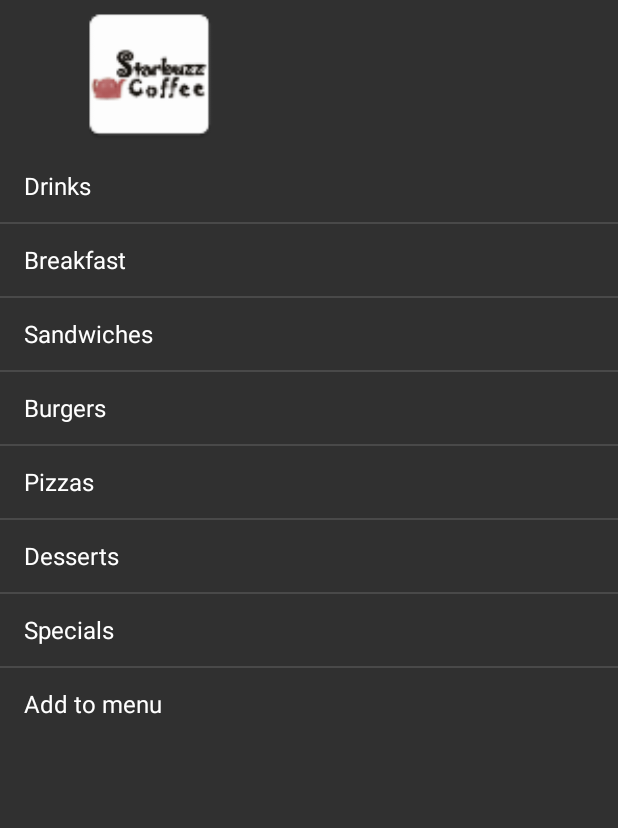
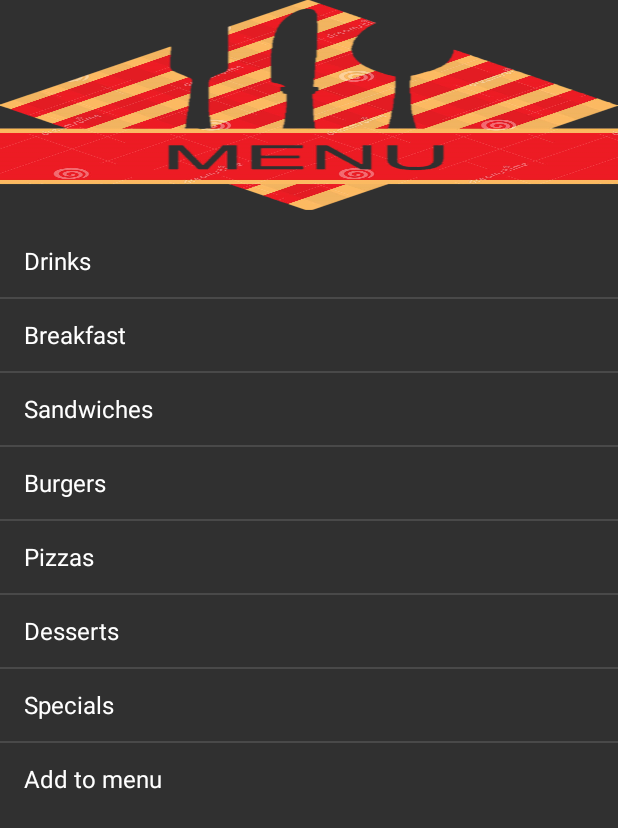
Before and after one commit to eboko1/StarBuzz, an Android app: the screen it shows after launch (TopLevelActivity), on a phone screen of 412 x 824 dp. Shown: the top 828 px of the screen. Run offline under Robolectric (Android 15) with nearby library versions, the light colour scheme and no system bars.

Commit message:
add icon in  top_level_activity

```diff
--- a/app/src/main/res/layout/activity_top_level.xml
+++ b/app/src/main/res/layout/activity_top_level.xml
@@ -7,12 +7,14 @@
     android:orientation="vertical"
     tools:context="griffits.fvi.at.ua.starbuzz.TopLevelActivity">
 
+    <LinearLayout
+        android:layout_width="match_parent"
+        android:layout_height="150dp"
+        android:background="@drawable/menu"/>
 
-   <ImageView
-       android:layout_width="200dp"
-       android:layout_height="100dp"
-       android:src="@mipmap/ic_starbuzz_log"
-       android:contentDescription="@string/app_name"/>
+
+
+
 
 
     <ListView
```
Also changed, not shown: app/src/main/res/drawable/breakfast.png (added), app/src/main/res/drawable/burger.png (added), app/src/main/res/drawable/dessert.png (added), app/src/main/res/drawable/drink.png (added), app/src/main/res/drawable/menu.png (added), app/src/main/res/drawable/menu_4.png (added), app/src/main/res/drawable/pizza.png (added), app/src/main/res/drawable/sandwich.png (added), app/src/main/res/drawable/tomatto.png (added).
